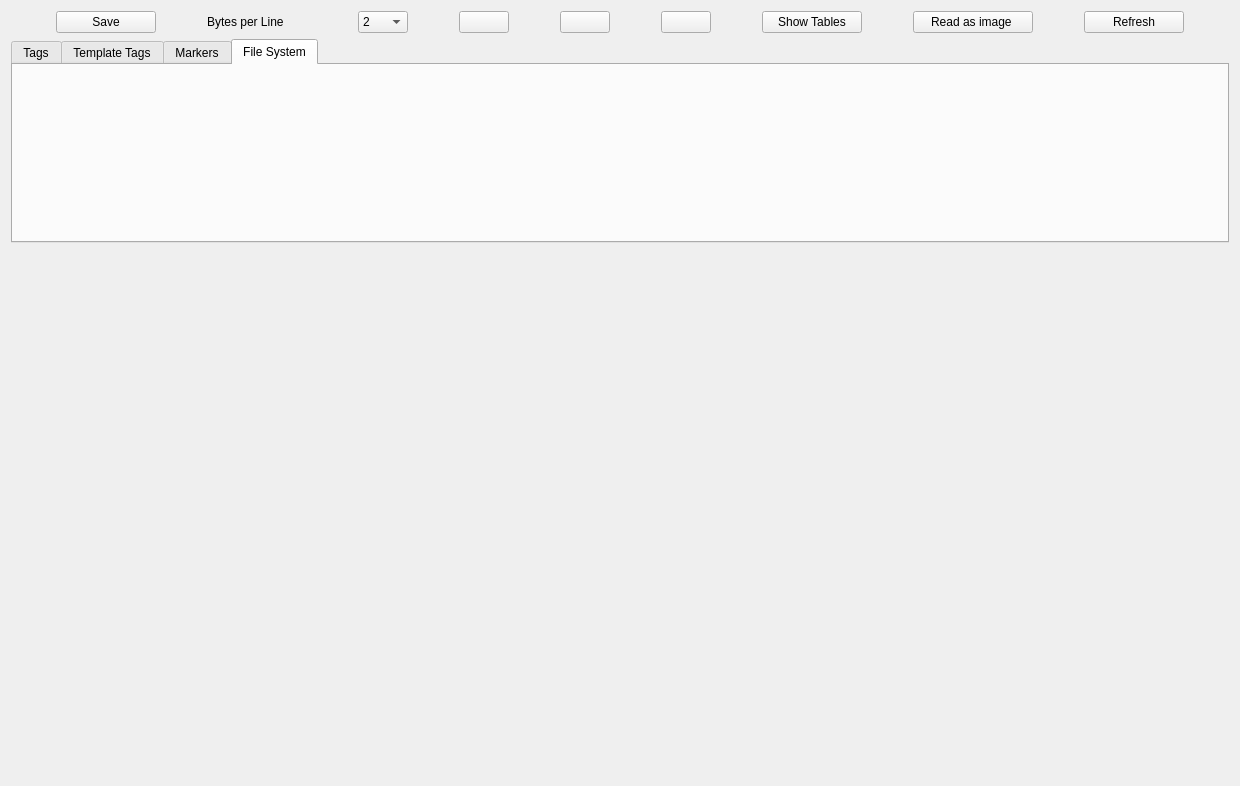
The window that hexviewerform.ui (SumuriLLC/hex-viewer-SUMURI) describes before a commit, drawn with Qt 5.
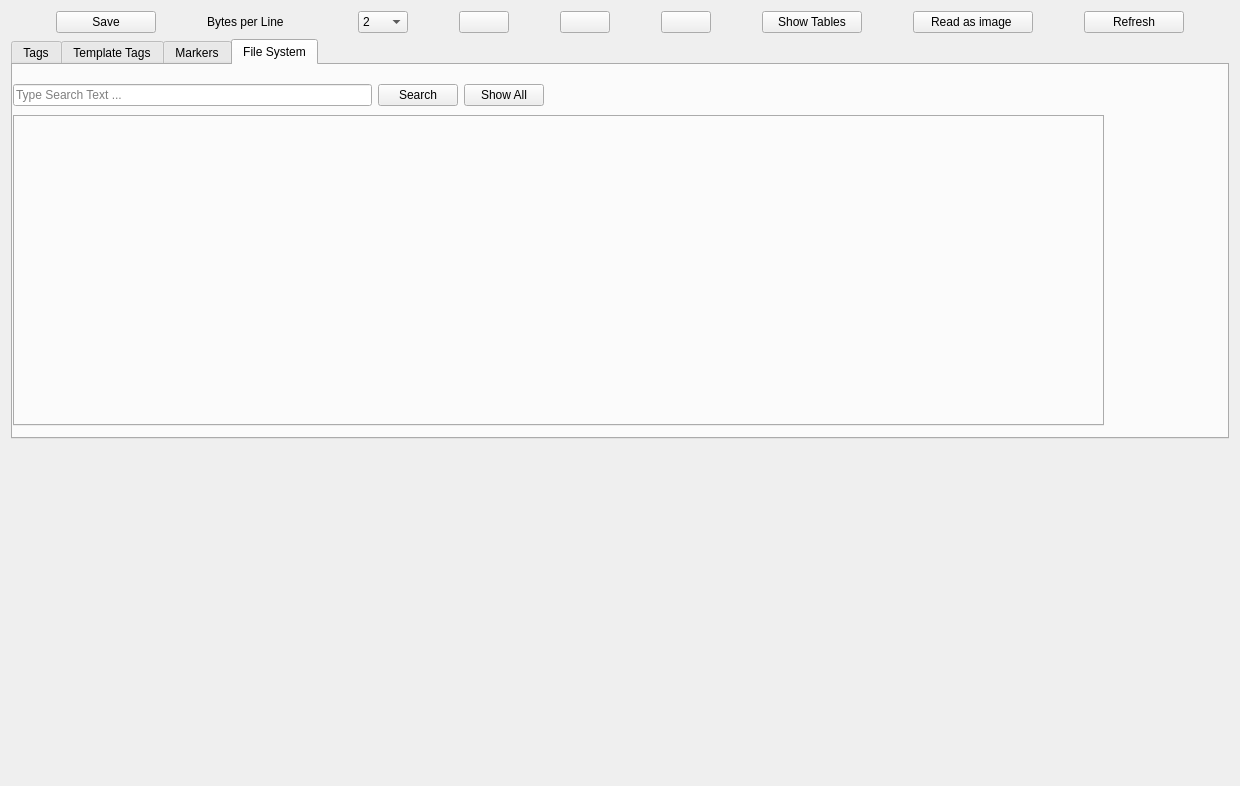
The same window after the commit. The open tabs and pages were chosen to show the change. Icons and pictures are not drawn. Custom widgets are drawn as their Qt base class.

What changed in the file:
```diff
--- a/hexviewerform.ui
+++ b/hexviewerform.ui
@@ -177,7 +177,7 @@
      <property name="minimumSize">
       <size>
        <width>0</width>
-       <height>204</height>
+       <height>400</height>
       </size>
      </property>
      <property name="currentIndex">
@@ -200,7 +200,7 @@
         </rect>
        </property>
       </widget>
-      <widget class="QWidget" name="layoutWidget">
+      <widget class="QWidget" name="layoutWidget1">
        <property name="geometry">
         <rect>
          <x>10</x>
@@ -315,6 +315,52 @@
       <attribute name="title">
        <string>File System</string>
       </attribute>
+      <widget class="QTabWidget" name="FileSystemTabWidget">
+       <property name="geometry">
+        <rect>
+         <x>0</x>
+         <y>50</y>
+         <width>1091</width>
+         <height>311</height>
+        </rect>
+       </property>
+       <property name="currentIndex">
+        <number>-1</number>
+       </property>
+      </widget>
+      <widget class="QWidget" name="layoutWidget">
+       <property name="geometry">
+        <rect>
+         <x>0</x>
+         <y>10</y>
+         <width>531</width>
+         <height>41</height>
+        </rect>
+       </property>
+       <layout class="QHBoxLayout" name="horizontalLayout_4">
+        <item>
+         <widget class="QLineEdit" name="FileSystenSearchlineEdit">
+          <property name="placeholderText">
+           <string>Type Search Text ...</string>
+          </property>
+         </widget>
+        </item>
+        <item>
+         <widget class="QPushButton" name="FileSystemSearchpushButton">
+          <property name="text">
+           <string>Search</string>
+          </property>
+         </widget>
+        </item>
+        <item>
+         <widget class="QPushButton" name="FileSystemShowAllpushButton">
+          <property name="text">
+           <string>Show All</string>
+          </property>
+         </widget>
+        </item>
+       </layout>
+      </widget>
      </widget>
     </widget>
    </item>
@@ -322,6 +368,17 @@
     <widget class="HexEditor" name="hexEditorWidget" native="true"/>
    </item>
   </layout>
+  <widget class="QWidget" name="layoutWidget">
+   <property name="geometry">
+    <rect>
+     <x>0</x>
+     <y>0</y>
+     <width>2</width>
+     <height>2</height>
+    </rect>
+   </property>
+   <layout class="QVBoxLayout" name="verticalLayout"/>
+  </widget>
  </widget>
  <customwidgets>
   <customwidget>
```
Left out of the diff: 6 changed lines with no effect on the pictures.
